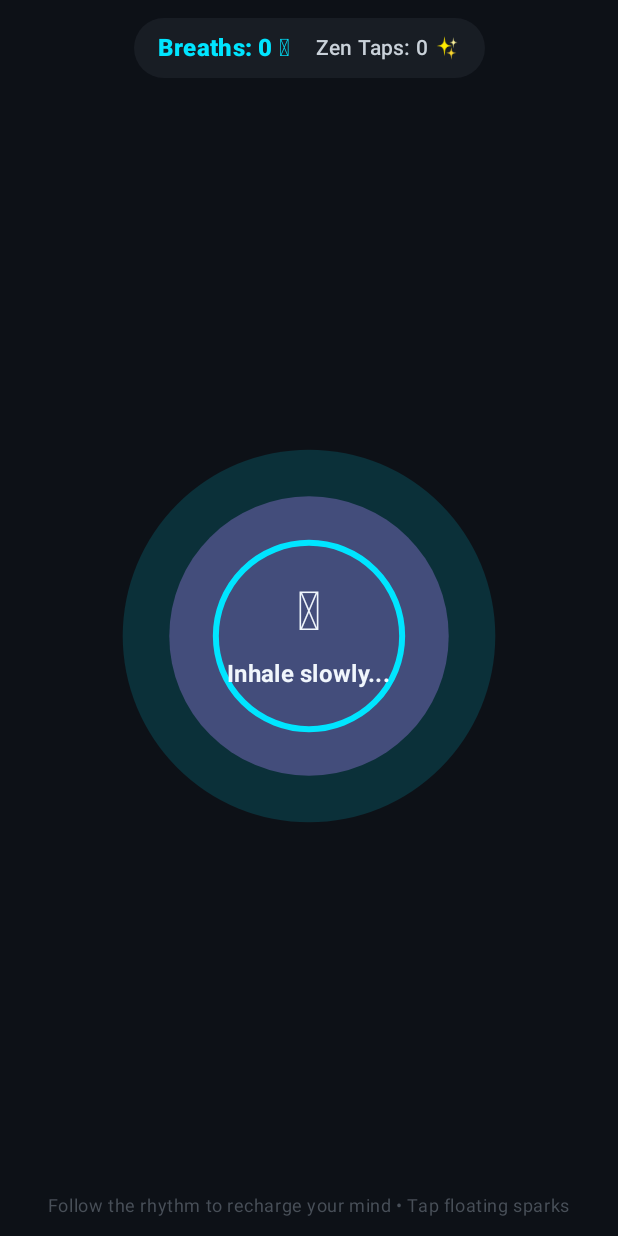
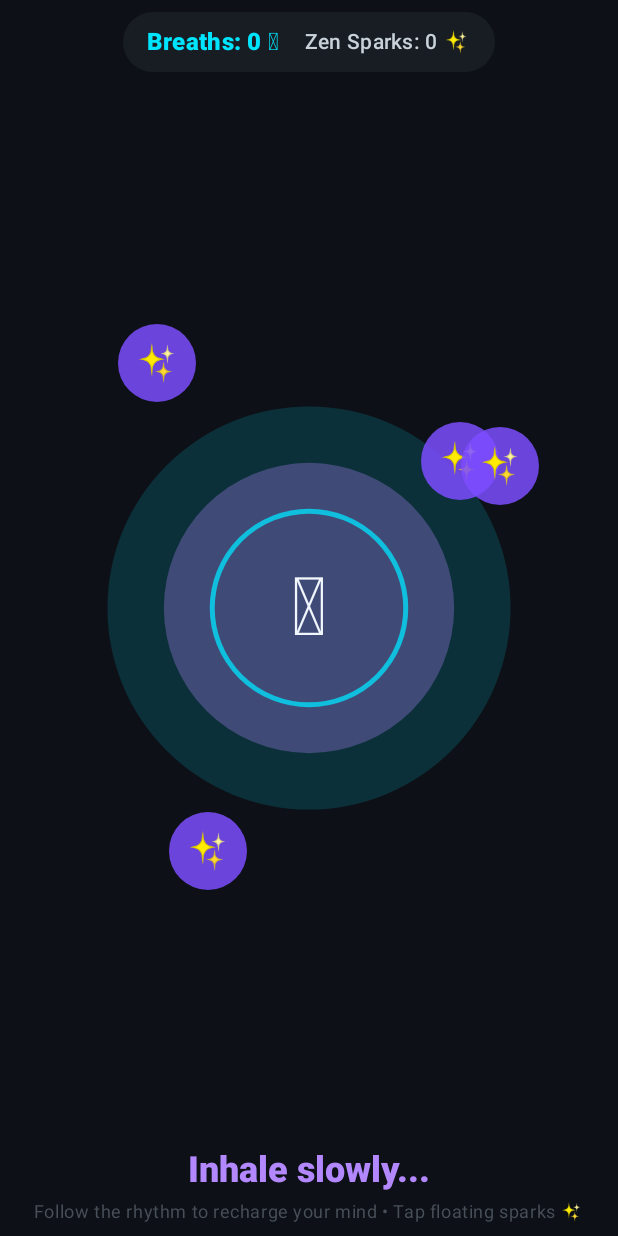
Before and after one commit to johnyjosh/RoutinesApp, an Android app built with Jetpack Compose: the composable ZenBloomGame shown on its own in the app's theme, on a phone screen of 412 x 824 dp. Run offline under Robolectric (Android 15) with nearby library versions, the phone set to English and light mode, and no system bars.

Commit message:
Add drag-and-drop grab handles, delete undo, remove Done button, fix Zen Bloom centering and sparks, and fix Berry Catch 60fps delta-time loop

```diff
--- a/app/src/main/java/com/excalibur/routines/presentation/session/minigames/ZenBloomGame.kt
+++ b/app/src/main/java/com/excalibur/routines/presentation/session/minigames/ZenBloomGame.kt
@@ -10,12 +10,14 @@ import androidx.compose.foundation.background
 import androidx.compose.foundation.clickable
 import androidx.compose.foundation.layout.Arrangement
 import androidx.compose.foundation.layout.Box
+import androidx.compose.foundation.layout.BoxWithConstraints
 import androidx.compose.foundation.layout.Column
 import androidx.compose.foundation.layout.Row
 import androidx.compose.foundation.layout.Spacer
 import androidx.compose.foundation.layout.fillMaxSize
 import androidx.compose.foundation.layout.fillMaxWidth
 import androidx.compose.foundation.layout.height
+import androidx.compose.foundation.layout.offset
 import androidx.compose.foundation.layout.padding
 import androidx.compose.foundation.layout.size
 import androidx.compose.foundation.shape.CircleShape
@@ -34,21 +36,21 @@ import androidx.compose.runtime.setValue
 import androidx.compose.ui.Alignment
 import androidx.compose.ui.Modifier
 import androidx.compose.ui.draw.clip
-import androidx.compose.ui.graphics.Color
 import androidx.compose.ui.graphics.drawscope.Stroke
 import androidx.compose.ui.hapticfeedback.HapticFeedbackType
+import androidx.compose.ui.platform.LocalDensity
 import androidx.compose.ui.platform.LocalHapticFeedback
 import androidx.compose.ui.text.font.FontWeight
+import androidx.compose.ui.unit.IntOffset
 import androidx.compose.ui.unit.dp
 import androidx.compose.ui.unit.sp
 import kotlinx.coroutines.delay
 import kotlin.random.Random
 
-data class ZenRipple(
+data class ZenSpark(
     val id: Long = Random.nextLong(),
     val xFraction: Float,
-    val yFraction: Float,
-    val radius: Float = Random.nextFloat() * 15f + 25f
+    val yFraction: Float
 )
 
 @Composable
@@ -57,22 +59,28 @@ fun ZenBloomGame(
 ) {
     var completedCycles by remember { mutableIntStateOf(0) }
     var zenRipplesTapped by remember { mutableIntStateOf(0) }
-    val floatingRipples = remember { mutableStateListOf<ZenRipple>() }
+    val floatingSparks = remember {
+        mutableStateListOf(
+            ZenSpark(xFraction = 0.2f, yFraction = 0.25f),
+            ZenSpark(xFraction = 0.8f, yFraction = 0.35f),
+            ZenSpark(xFraction = 0.3f, yFraction = 0.75f)
+        )
+    }
     val haptic = LocalHapticFeedback.current
 
     // Infinite breathing cycle: 16 seconds total (4s inhale, 4s hold, 4s exhale, 4s rest)
     val infiniteTransition = rememberInfiniteTransition(label = "breathing")
     val breathScale by infiniteTransition.animateFloat(
-        initialValue = 0.5f,
+        initialValue = 0.55f,
         targetValue = 1.0f,
         animationSpec = infiniteRepeatable(
             animation = keyframes {
                 durationMillis = 16000
-                0.5f at 0 using FastOutSlowInEasing
+                0.55f at 0 using FastOutSlowInEasing
                 1.0f at 4000 // Inhale complete
                 1.0f at 8000 // Hold
-                0.5f at 12000 // Exhale complete
-                0.5f at 16000 // Rest
+                0.55f at 12000 // Exhale complete
+                0.55f at 16000 // Rest
             }
         ),
         label = "breathScale"
@@ -96,15 +104,15 @@ fun ZenBloomGame(
         }
     }
 
-    // Spawn gentle ambient zen droplets to tap
+    // Spawn gentle floating sparks to tap
     LaunchedEffect(Unit) {
         while (true) {
-            delay(2200L)
-            if (floatingRipples.size < 4) {
-                floatingRipples.add(
-                    ZenRipple(
-                        xFraction = Random.nextFloat().coerceIn(0.15f, 0.85f),
-                        yFraction = Random.nextFloat().coerceIn(0.15f, 0.85f)
+            delay(1800L)
+            if (floatingSparks.size < 5) {
+                floatingSparks.add(
+                    ZenSpark(
+                        xFraction = Random.nextFloat().coerceIn(0.12f, 0.88f),
+                        yFraction = Random.nextFloat().coerceIn(0.12f, 0.88f)
                     )
                 )
             }
@@ -114,15 +122,14 @@ fun ZenBloomGame(
     Column(
         modifier = modifier
             .fillMaxSize()
-            .padding(12.dp),
-        horizontalAlignment = Alignment.CenterHorizontally,
-        verticalArrangement = Arrangement.SpaceBetween
+            .padding(horizontal = 12.dp, vertical = 8.dp),
+        horizontalAlignment = Alignment.CenterHorizontally
     ) {
         // Stats Header
         Surface(
             shape = RoundedCornerShape(20.dp),
             color = MaterialTheme.colorScheme.surfaceVariant.copy(alpha = 0.6f),
-            modifier = Modifier.padding(bottom = 8.dp)
+            modifier = Modifier.padding(bottom = 6.dp)
         ) {
             Row(
                 modifier = Modifier.padding(horizontal = 16.dp, vertical = 8.dp),
@@ -136,7 +143,7 @@ fun ZenBloomGame(
                     color = MaterialTheme.colorScheme.secondary
                 )
                 Text(
-                    text = "Zen Taps: $zenRipplesTapped ✨",
+                    text = "Zen Sparks: $zenRipplesTapped ✨",
                     style = MaterialTheme.typography.bodyMedium,
                     fontWeight = FontWeight.SemiBold,
                     color = MaterialTheme.colorScheme.onSurfaceVariant
@@ -144,98 +151,101 @@ fun ZenBloomGame(
             }
         }
 
-        // Breathing Visualizer Centerpiece
-        Box(
+        // Full Interactive Ambient Playfield
+        BoxWithConstraints(
             modifier = Modifier
                 .weight(1f)
-                .fillMaxWidth(),
-            contentAlignment = Alignment.Center
+                .fillMaxWidth()
         ) {
+            val density = LocalDensity.current
+            val playfieldWidthPx = with(density) { this@BoxWithConstraints.maxWidth.toPx() }
+            val playfieldHeightPx = with(density) { this@BoxWithConstraints.maxHeight.toPx() }
+            val sparkSizePx = with(density) { 52.dp.toPx() }
+
             val primaryColor = MaterialTheme.colorScheme.primary
             val secondaryColor = MaterialTheme.colorScheme.secondary
 
-            Canvas(modifier = Modifier.size(260.dp)) {
+            // Perfectly Centered Breathing Lotus Circle
+            Box(
+                modifier = Modifier
+                    .size(280.dp)
+                    .align(Alignment.Center),
+                contentAlignment = Alignment.Center
+            ) {
+                Canvas(modifier = Modifier.fillMaxSize()) {
                     val centerOffset = center
                     val baseRadius = size.minDimension / 2f
 
-                // Outer ambient halo
+                    // Outer ambient glowing halo
                     drawCircle(
                         color = secondaryColor.copy(alpha = 0.15f * breathScale),
                         radius = baseRadius * breathScale,
                         center = centerOffset
                     )
 
-                // Middle glowing ring
+                    // Middle pulse ring
                     drawCircle(
-                    color = primaryColor.copy(alpha = 0.35f * breathScale),
-                    radius = baseRadius * 0.75f * breathScale,
+                        color = primaryColor.copy(alpha = 0.32f * breathScale),
+                        radius = baseRadius * 0.72f * breathScale,
                         center = centerOffset
                     )
 
-                // Inner core ring
+                    // Inner core boundary ring
                     drawCircle(
-                    color = secondaryColor,
-                    radius = baseRadius * 0.5f * breathScale,
+                        color = secondaryColor.copy(alpha = 0.75f),
+                        radius = baseRadius * 0.48f * breathScale,
                         center = centerOffset,
-                    style = Stroke(width = 6f)
+                        style = Stroke(width = 5f)
                     )
                 }
 
-            // Central Breath Stage Text
-            Column(
-                horizontalAlignment = Alignment.CenterHorizontally,
-                verticalArrangement = Arrangement.Center
-            ) {
+                // Lotus emoji directly centered inside the circle
                 Text(
                     text = "🪷",
-                    fontSize = 36.sp
-                )
-                Spacer(modifier = Modifier.height(8.dp))
-                Text(
-                    text = breathStage,
-                    style = MaterialTheme.typography.titleMedium,
-                    fontWeight = FontWeight.Bold,
-                    color = MaterialTheme.colorScheme.onBackground
+                    fontSize = 54.sp,
+                    modifier = Modifier.align(Alignment.Center)
                 )
             }
 
-            // Interactive Floating Zen Ripples
-            floatingRipples.forEach { ripple ->
+            // Interactive Floating Zen Sparks with Tap Ripples
+            floatingSparks.forEach { spark ->
+                val xPx = (spark.xFraction * (playfieldWidthPx - sparkSizePx)).toInt()
+                val yPx = (spark.yFraction * (playfieldHeightPx - sparkSizePx)).toInt()
+
                 Box(
                     modifier = Modifier
-                        .fillMaxSize()
-                        .padding(16.dp)
+                        .offset { IntOffset(xPx, yPx) }
+                        .size(52.dp)
+                        .clip(CircleShape)
+                        .background(MaterialTheme.colorScheme.primaryContainer.copy(alpha = 0.85f))
+                        .clickable {
+                            zenRipplesTapped++
+                            floatingSparks.remove(spark)
+                            haptic.performHapticFeedback(HapticFeedbackType.LongPress)
+                        },
+                    contentAlignment = Alignment.Center
                 ) {
-                    Surface(
-                        shape = CircleShape,
-                        color = Color(0x3300E5FF),
-                        modifier = Modifier
-                            .size(54.dp)
-                            .align(Alignment.TopStart)
-                            .padding(
-                                start = (ripple.xFraction * 240).dp,
-                                top = (ripple.yFraction * 240).dp
-                            )
-                            .clip(CircleShape)
-                            .clickable {
-                                haptic.performHapticFeedback(HapticFeedbackType.TextHandleMove)
-                                floatingRipples.remove(ripple)
-                                zenRipplesTapped++
-                            }
-                    ) {
-                        Box(contentAlignment = Alignment.Center) {
-                            Text("✨", fontSize = 20.sp)
-                        }
-                    }
+                    Text(text = "✨", fontSize = 24.sp)
                 }
             }
         }
 
+        Spacer(modifier = Modifier.height(8.dp))
+
+        // Breathing Guidance Text (Centered below the glowing circle)
         Text(
-            text = "Follow the rhythm to recharge your mind • Tap floating sparks",
+            text = breathStage,
+            style = MaterialTheme.typography.headlineSmall,
+            fontWeight = FontWeight.ExtraBold,
+            color = MaterialTheme.colorScheme.primary
+        )
+
+        Spacer(modifier = Modifier.height(4.dp))
+
+        Text(
+            text = "Follow the rhythm to recharge your mind • Tap floating sparks ✨",
             style = MaterialTheme.typography.bodySmall,
-            color = MaterialTheme.colorScheme.outline,
-            modifier = Modifier.padding(top = 8.dp)
+            color = MaterialTheme.colorScheme.outline
         )
     }
 }
```
Also changed, not shown: app/src/main/java/com/excalibur/routines/presentation/routineeditor/RoutineEditorScreen.kt (+72 -34 lines), app/src/main/java/com/excalibur/routines/presentation/routineeditor/RoutineEditorViewModel.kt (+10 -0 lines), app/src/main/java/com/excalibur/routines/presentation/session/minigames/BerryCatchGame.kt (+55 -48 lines). Lines whose indentation alone changed are shown as unchanged.
